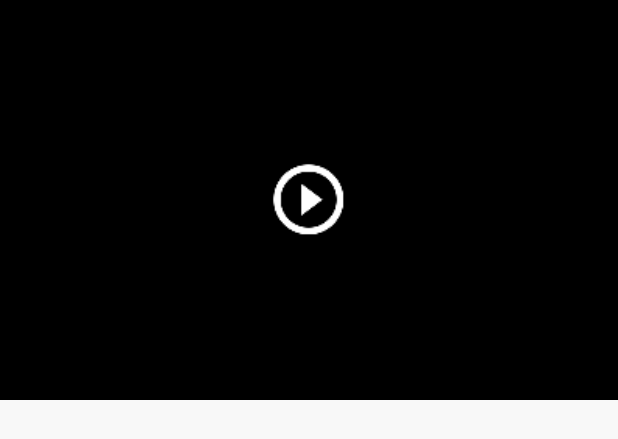
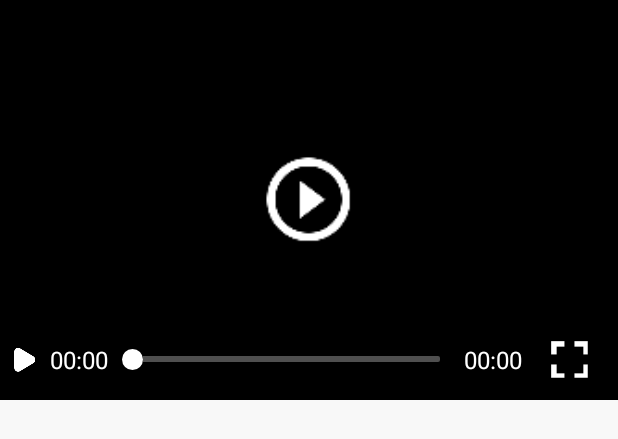
Before and after one commit to StormKid/videoplugin, an Android app: the layout activity_video.xml on its own in the app's theme, with its tools: preview values and no code run, on a phone screen of 412 x 824 dp. Shown: the top 439 px of the screen. Run offline under Robolectric (Android 15) with nearby library versions, the phone set to English and light mode, and no system bars.

Commit message:
修改适配

```diff
--- a/ijkplayer/src/main/java/com/moudle/ijkplayer/IjkPlayerView.java
+++ b/ijkplayer/src/main/java/com/moudle/ijkplayer/IjkPlayerView.java
@@ -196,6 +196,7 @@ public class IjkPlayerView extends FrameLayout implements View.OnClickListener {
             throw new IllegalArgumentException("Context must be AppCompatActivity");
         }
         View.inflate(context, R.layout.layout_player_view, this);
+        DimenUtil.getInstance.build(context).autoSize(this);
         mVideoView = (IjkVideoView) findViewById(R.id.video_view);
         mPlayerThumb = (ImageView) findViewById(R.id.iv_thumb);
         mLoadingView = (ProgressBar) findViewById(R.id.pb_loading);
@@ -530,14 +531,13 @@ public class IjkPlayerView extends FrameLayout implements View.OnClickListener {
      * 重新播放
      */
     public void swichUrl(String url) {
-        if (isPlaying()) {
         try {
             mVideoView.reStopPlayback(url);
         } catch (IOException e) {
             stop();
             mAttachActivity.finish();
         }
-        } else {
+        if (!isPlaying()) {
             setVideoPath(url);
             start();
         }
--- a/ijkplayer/src/main/res/layout/adapter_media_quality.xml
+++ b/ijkplayer/src/main/res/layout/adapter_media_quality.xml
@@ -11,8 +11,8 @@
         android:layout_margin="3dp"
         android:background="@drawable/sel_media_quality_border"
         android:gravity="center"
-        android:padding="5dp"
+        android:padding="10px"
         android:text="清晰"
         android:textColor="@drawable/sel_media_quality_text"
-        android:textSize="14sp"/>
+        android:textSize="@dimen/title_text"/>
 </FrameLayout>
--- a/ijkplayer/src/main/res/layout/layout_bottom_bar.xml
+++ b/ijkplayer/src/main/res/layout/layout_bottom_bar.xml
@@ -37,18 +37,19 @@
     <LinearLayout
         android:id="@+id/ll_bottom_bar"
         android:layout_width="match_parent"
-        android:layout_height="@dimen/control_bar_height"
+        android:layout_height="80px"
         android:layout_gravity="bottom"
         android:orientation="horizontal"
-        android:visibility="gone">
+        android:visibility="visible">
 
         <ImageView
             android:id="@+id/iv_play"
-            android:layout_width="wrap_content"
-            android:layout_height="wrap_content"
+            android:layout_width="50px"
+            android:layout_height="50px"
             android:layout_gravity="center"
+            android:scaleType="centerCrop"
             android:background="@drawable/sel_item_background"
-            android:padding="10dp"
+            android:padding="10px"
             android:src="@drawable/sel_btn_play"/>
 
         <TextView
@@ -129,12 +130,13 @@
 
         <ImageView
             android:id="@+id/iv_fullscreen"
-            android:layout_width="wrap_content"
-            android:layout_height="wrap_content"
+            android:layout_width="80px"
+            android:layout_height="80px"
             android:layout_gravity="center"
             android:layout_marginRight="5dp"
+            android:scaleType="centerCrop"
             android:background="@drawable/sel_item_background"
-            android:padding="5dp"
+            android:padding="10px"
             android:src="@drawable/sel_btn_fullscreen"/>
     </LinearLayout>
 </merge>
--- a/ijkplayer/src/main/res/layout/layout_media_quality.xml
+++ b/ijkplayer/src/main/res/layout/layout_media_quality.xml
@@ -6,9 +6,9 @@
     <FrameLayout
         android:visibility="gone"
         android:id="@+id/fl_media_quality"
-        android:layout_width="150dp"
+        android:layout_width="260px"
         android:layout_gravity="right"
-        android:translationX="150dp"
+        android:translationX="260px"
         android:background="@color/bg_video_view"
         android:layout_height="match_parent">
 
--- a/ijkplayer/src/main/res/layout/layout_player_view.xml
+++ b/ijkplayer/src/main/res/layout/layout_player_view.xml
@@ -22,8 +22,8 @@
 
     <ProgressBar
         android:id="@+id/pb_loading"
-        android:layout_width="50dp"
-        android:layout_height="50dp"
+        android:layout_width="80px"
+        android:layout_height="80px"
         android:layout_gravity="center"
         android:gravity="center"
 />
@@ -41,12 +41,12 @@
 
     <ImageView
         android:id="@+id/iv_player_lock"
-        android:layout_width="50dp"
-        android:layout_height="50dp"
-        android:padding="10dp"
+        android:layout_width="80px"
+        android:layout_height="80px"
+        android:padding="20px"
         android:background="@drawable/shape_player_lock_bg"
         android:layout_gravity="center_vertical"
-        android:layout_marginLeft="10dp"
+        android:layout_marginLeft="20px"
         android:src="@drawable/sel_player_lock"
         android:visibility="gone"/>
 
@@ -56,8 +56,8 @@
         android:id="@+id/iv_play_circle"
         android:src="@mipmap/ic_play_circle"
         android:layout_gravity="center"
-        android:layout_width="56dp"
-        android:layout_height="56dp"/>
+        android:layout_width="100px"
+        android:layout_height="100px"/>
 
     <include layout="@layout/layout_media_quality"/>
 
--- a/ijkplayer/src/main/res/layout/layout_touch_gestures.xml
+++ b/ijkplayer/src/main/res/layout/layout_touch_gestures.xml
@@ -8,8 +8,8 @@
         android:layout_gravity="center"
         android:background="@drawable/shape_video_bg"
         android:visibility="gone"
-        android:layout_width="100dp"
-        android:layout_height="100dp">
+        android:layout_width="160px"
+        android:layout_height="160px">
 
         <!-- 声音 -->
         <TextView
--- a/ijkplayer/src/main/res/values/dimens.xml
+++ b/ijkplayer/src/main/res/values/dimens.xml
@@ -1,8 +1,9 @@
 <?xml version="1.0" encoding="utf-8"?>
 <resources>
-    <dimen name="control_bar_height">46dp</dimen>
-    <dimen name="settings_btn_width">44dp</dimen>
-    <dimen name="aspect_btn_height">20dp</dimen>
-    <dimen name="aspect_btn_size">30dp</dimen>
-    <dimen name="title_text">14sp</dimen>s
+    <dimen name="control_bar_height">90px</dimen>
+    <dimen name="settings_btn_width">88px</dimen>
+    <dimen name="aspect_btn_height">40px</dimen>
+    <dimen name="aspect_btn_size">60px</dimen>
+    <dimen name="title_text">28px</dimen>
+    <dimen name="normal_text">24px</dimen>
 </resources>
--- a/ijkplayer/src/main/res/values/styles.xml
+++ b/ijkplayer/src/main/res/values/styles.xml
@@ -2,8 +2,8 @@
 <resources>
     <!-- 自定义电量进度条 -->
     <style name="ProgressBarBattery" parent="@android:style/Widget.ProgressBar.Horizontal">
-        <item name="android:layout_width">36dp</item>
-        <item name="android:layout_height">20dp</item>
+        <item name="android:layout_width">70px</item>
+        <item name="android:layout_height">30px</item>
         <item name="android:background">@mipmap/ic_battery</item>
         <item name="android:paddingTop">2dp</item>
         <item name="android:paddingBottom">2dp</item>
```
Also changed, not shown: ijkplayer/src/main/java/com/moudle/ijkplayer/DimenUtil.java (added, +97 -0 lines), ijkplayer/src/main/res/layout/layout_skip_tip.xml (+9 -9 lines), ijkplayer/src/main/res/layout/layout_top_bar.xml (+18 -17 lines). Lines whose indentation alone changed are shown as unchanged.
